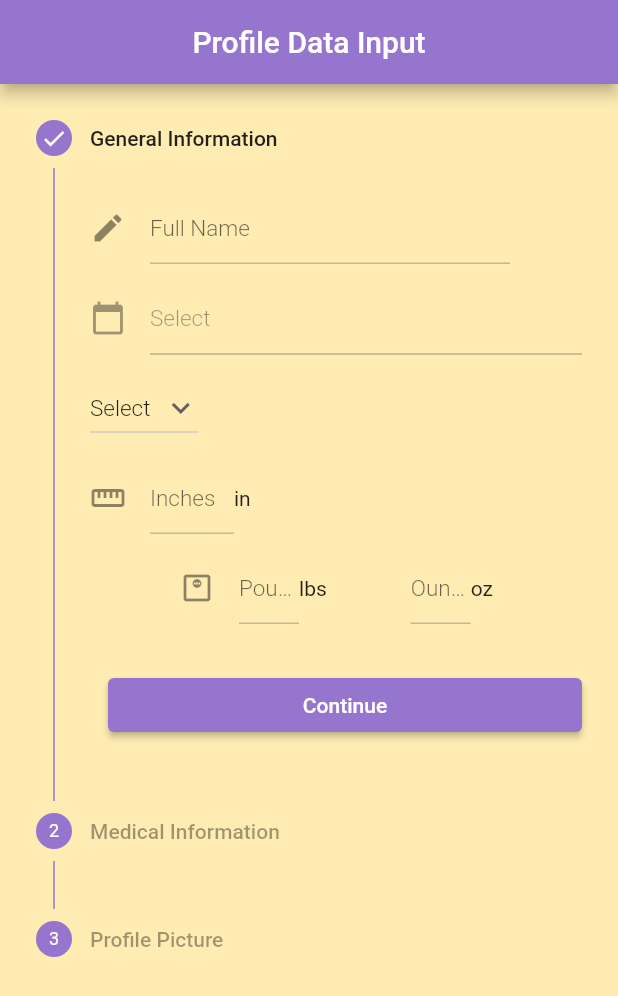
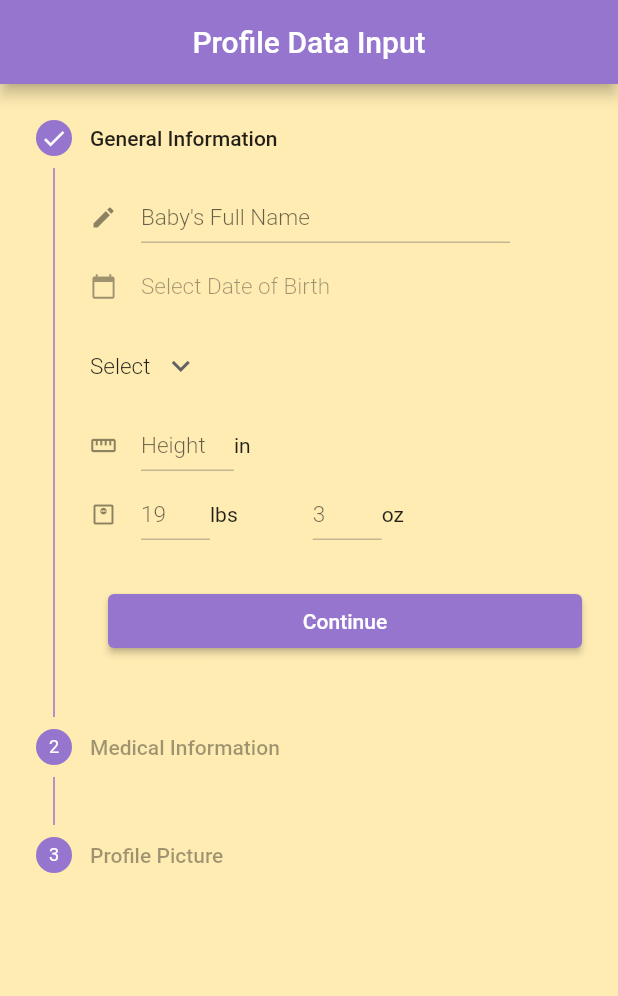
Before and after one commit to acm-projects/BabyQuest, a Flutter app: the screen it shows once a user with an empty profile is signed in, on a phone screen of 412 x 824 dp. Shown: the top 996 px of the screen. Run offline on Flutter 3.47's test engine with Material 2 defaults, Android fonts, the phone set to English and light mode, and no system bars; our stand-ins replace cloud_firestore, convex_bottom_bar, firebase_auth, firebase_core, firebase_storage, flutter_spinkit and 5 more; missing offline and left inert: flutter_libphonenumber; accounts and stored records are empty.

Commit message:
Cleaning profile data input appearance

```diff
--- a/client/lib/main.dart
+++ b/client/lib/main.dart
@@ -82,6 +82,7 @@ class _MyAppState extends State<MyApp> {
               ),
             ),
           ),
+          inputDecorationTheme: const InputDecorationTheme(isDense: true),
         ),
         debugShowCheckedModeBanner: false,
         home: isLoaded
--- a/client/lib/pages/main/create_profile_page.dart
+++ b/client/lib/pages/main/create_profile_page.dart
@@ -85,11 +85,12 @@ class _CreateProfilePageState extends State<CreateProfilePage> {
                   content: Form(
                     key: _formKeys[0],
                     child: Column(
+                      mainAxisAlignment: MainAxisAlignment.start,
+                      crossAxisAlignment: CrossAxisAlignment.start,
                       children: [
                         EditProfileWidgets.name(name),
                         const SizedBox(height: 12),
-                        EditProfileWidgets.birthDate(
-                            context, birthDate),
+                        EditProfileWidgets.birthDate(context, birthDate),
                         const SizedBox(height: 12),
                         EditProfileWidgets.gender(gender),
                         const SizedBox(height: 12),
--- a/client/lib/pages/main/main_wrapper.dart
+++ b/client/lib/pages/main/main_wrapper.dart
@@ -16,11 +16,12 @@ class MainWrapper extends StatefulWidget {
 }
 
 class _MainWrapperState extends State<MainWrapper> {
-  bool creatingProfile = false;
+  bool creatingProfile = true;
   PageController pageController = PageController(initialPage: 1);
 
   _MainWrapperState() {
-    if (AppUser.currentUser != null && AppUser.currentUser!.ownedProfiles.isEmpty) {
+    if (AppUser.currentUser != null &&
+        AppUser.currentUser!.ownedProfiles.isEmpty) {
       creatingProfile = true;
     }
   }
--- a/client/lib/widgets/edit_profile_widgets.dart
+++ b/client/lib/widgets/edit_profile_widgets.dart
@@ -13,12 +13,12 @@ class EditProfileWidgets {
         controller: nameController,
         validator: (value) {
           return (value == null || value.isEmpty)
-              ? 'Enter the full name'
+              ? 'Enter the baby\'s full name'
               : null;
         },
         decoration: const InputDecoration(
           icon: Icon(Icons.edit),
-          hintText: 'Full Name',
+          hintText: 'Baby\'s Full Name',
         ),
       ),
     );
@@ -53,7 +53,7 @@ class EditProfileWidgets {
       return '${unformattedDate.month}/${unformattedDate.day}/${unformattedDate.year}';
     }
 
-    return 'Select';
+    return 'Select Date of Birth';
   }
 
   static Widget birthDate(
@@ -64,12 +64,15 @@ class EditProfileWidgets {
     return StatefulBuilder(
       builder: (context, setState) {
         return GestureDetector(
+          child: SizedBox(
+            width: 256,
             child: TextFormField(
               controller: viewController,
               enabled: false,
               decoration: const InputDecoration(
+                border: InputBorder.none,
                 icon: Icon(Icons.calendar_today),
-              hintText: 'Select Date',
+              ),
             ),
           ),
           onTap: () async {
@@ -91,9 +94,8 @@ class EditProfileWidgets {
 
     return StatefulBuilder(
       builder: (context, setState) {
-        return Row(
-          children: [
-            DropdownButton(
+        return DropdownButton(
+          underline: Container(),
           style: Theme.of(context).textTheme.subtitle1,
           autofocus: true,
           value: items[int.parse(genderController.text) + 1],
@@ -105,8 +107,6 @@ class EditProfileWidgets {
             setState(() => genderController.text =
                 (items.indexOf(newValue.toString()) - 1).toString());
           },
-            ),
-          ],
         );
       },
     );
@@ -127,7 +127,7 @@ class EditProfileWidgets {
                   : null;
             },
             decoration: const InputDecoration(
-                icon: Icon(Icons.straighten), hintText: 'Inches'),
+                icon: Icon(Icons.straighten), hintText: 'Height'),
           ),
         ),
         const Text('in'),
@@ -138,7 +138,7 @@ class EditProfileWidgets {
   static Widget weight(TextEditingController weightLbController,
       TextEditingController weightOzController) {
     return Row(
-      mainAxisSize: MainAxisSize.min,
+      mainAxisAlignment: MainAxisAlignment.start,
       children: [
         SizedBox(
           width: 80,
@@ -152,7 +152,7 @@ class EditProfileWidgets {
                   : null;
             },
             decoration: const InputDecoration(
-                icon: Icon(Icons.monitor_weight_outlined), hintText: 'Pounds'),
+                icon: Icon(Icons.monitor_weight_outlined), hintText: '19'),
           ),
         ),
         const Padding(
@@ -174,7 +174,7 @@ class EditProfileWidgets {
                   Icons.monitor_weight_outlined,
                   color: Colors.transparent,
                 ),
-                hintText: 'Ounces'),
+                hintText: '3'),
           ),
         ),
         const Text('oz'),
```
Lines whose indentation alone changed are shown as unchanged.
